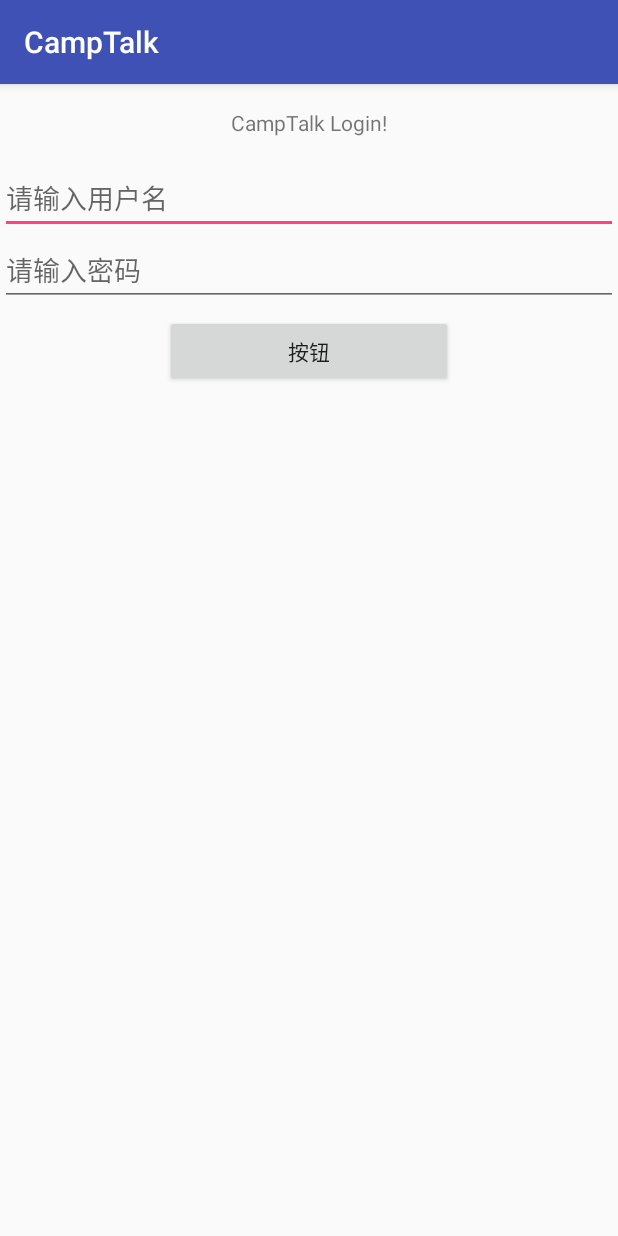
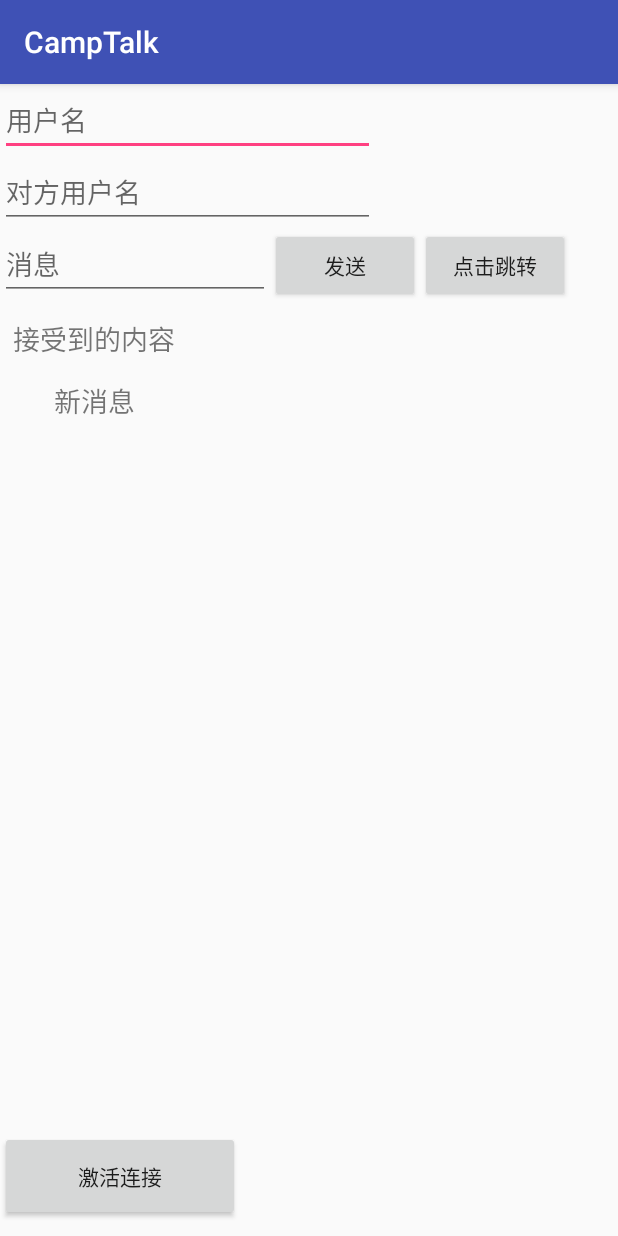
Before and after one commit to likthiis/CampTalk, an Android app: the screen it shows after launch (AndroidCampTalk), on a phone screen of 412 x 824 dp. Run offline under Robolectric (Android 15) with nearby library versions, the phone set to English and light mode, and no system bars; libraries missing offline, so code that uses them is left out: de.tavendo.autobahn.

Commit message:
测试用安卓客户端，具备单聊和好友添加功能

```diff
--- a/AndroidApp/app/src/main/AndroidManifest.xml
+++ b/AndroidApp/app/src/main/AndroidManifest.xml
@@ -3,6 +3,7 @@
     package="com.example.wzf.camptalk">
 
     <application
+        android:name=".SocketAppService"
         android:allowBackup="true"
         android:icon="@mipmap/ic_launcher"
         android:label="@string/app_name"
@@ -16,7 +17,7 @@
                 <category android:name="android.intent.category.LAUNCHER" />
             </intent-filter>
         </activity>
-        <activity android:name=".ChatPageActivity"></activity>
+        <activity android:name=".TestTwoActivity"></activity>
     </application>
     <uses-permission android:name="android.permission.INTERNET"/>
     <uses-permission android:name="android.permission.WRITE_EXTERNAL_STORAGE"/>
--- a/AndroidApp/app/src/main/java/com/example/wzf/camptalk/AndroidCampTalk.java
+++ b/AndroidApp/app/src/main/java/com/example/wzf/camptalk/AndroidCampTalk.java
@@ -1,97 +1,93 @@
 package com.example.wzf.camptalk;
 
-import android.app.AlertDialog;
 import android.content.Intent;
-import android.os.Handler;
-import android.os.Message;
 import android.support.v7.app.AppCompatActivity;
 import android.os.Bundle;
+import android.util.Log;
 import android.view.View;
 import android.widget.Button;
 import android.widget.EditText;
 import android.widget.TextView;
-import android.widget.Toast;
 
-import com.example.wzf.camptalk.dto.GetModel;
-import com.example.wzf.camptalk.utility.HttpReq;
+import com.example.wzf.camptalk.model.message;
 
-import org.apache.http.message.BasicNameValuePair;
 
-import java.io.IOException;
-import java.util.ArrayList;
-import java.util.List;
+public class AndroidCampTalk extends AppCompatActivity implements View.OnClickListener {
 
-import butterknife.Bind;
-import butterknife.ButterKnife;
-
-public class AndroidCampTalk extends AppCompatActivity {
-
-    @Bind(R.id.banner)
-    TextView ctBanner;
-    @Bind(R.id.username)
-    EditText ctUsername;
-    @Bind(R.id.password)
-    EditText ctPassword;
-    @Bind(R.id.loginCommit)
-    Button ctLoginCommit;
-
-    private Thread thread;
+    private SocketAppService socketAppService;
+    private static final String TAG = "AndroidCampTalk";
+    private EditText mContent;
+    private Button mSend;
+    private TextView mText;
+    private EditText mUserName;
+    private EditText mToSb;
+    private Button bAct;
+    private Button bJumpTo2;
 
     @Override
     protected void onCreate(Bundle savedInstanceState) {
         super.onCreate(savedInstanceState);
         setContentView(R.layout.activity_android_camp_talk);
-        ButterKnife.bind(this);
-
-        ctLoginCommit.setOnClickListener(new View.OnClickListener() {
-            @Override
-            public void onClick(View v) {
-                thread = new Thread(new loginRunnable());
-                thread.start();
-            }
-        });
+        bindObject();
+        socketAppService = (SocketAppService)getApplication();
     }
 
-    Handler handler = new Handler() {
-      public void handleMessage(android.os.Message msg) {
-          GetModel model = (GetModel) msg.obj;
-          if(model.getReturnElement().getData().toString().equals("#login_success")) {
-              Toast.makeText(AndroidCampTalk.this, "登录成功！", Toast.LENGTH_SHORT).show();
-              Intent intent = new Intent();
-              intent.setClass(AndroidCampTalk.this, ChatPageActivity.class);
-              startActivity(intent);
-          }
-          else {
-              new AlertDialog.Builder(AndroidCampTalk.this)
-                      .setTitle("CampTalk")
-                      .setMessage("登录失败，请重新尝试！")
-                      .setPositiveButton("确定", null)
-                      .show();
-          }
-      };
-    };
+    private void bindObject() {
+        mContent = (EditText) findViewById(R.id.E_msg);
+        mUserName = (EditText) findViewById(R.id.E_username);
+        mToSb = (EditText) findViewById(R.id.E_tosb);
+        mSend = (Button) findViewById(R.id.B_send);
+        mText = (TextView) findViewById(R.id.T_msg);
+        bAct = (Button) findViewById(R.id.B_act);
+        bJumpTo2 = (Button) findViewById(R.id.B_jumpTo2);
+        mSend.setOnClickListener(this);
+        bAct.setOnClickListener(this);
+        bJumpTo2.setOnClickListener(this);
+    }
 
-    class loginRunnable implements Runnable {
-        @Override
-        public void run() {
-            String username = ctUsername.getText().toString();
-            String password = ctPassword.getText().toString();
+    private void sendMessage(String sender,String receiver,String msg) {
+        // 将消息放进类里面处理，并转化为JSON格式发出
+        if(socketAppService.isConnect()) {
+            message msgModel = new message();// 默认单聊
+            msgModel.setSender(sender);
+            msgModel.setReceiver(receiver);
+            msgModel.setContent(msg);
+            String comMsg = "singlechat:" + msgModel.getMessageToJson();
+            socketAppService.sendMessage(comMsg);
+        } else {
+            Log.i(TAG, "no connection!!");
+        }
+    }
 
-            List<BasicNameValuePair> list = new ArrayList<BasicNameValuePair>();
-            list.add(new BasicNameValuePair("uid",username));
-            list.add(new BasicNameValuePair("password",password));
-            try {
-                GetModel getModel = HttpReq.toPostdata(list);
-                if(getModel == null) {
-                    System.out.println("信息接收出现问题，停止服务");
-                    return;
-                }
-                Message message = handler.obtainMessage();
-                message.obj = getModel;
-                handler.sendMessage(message);
-            } catch (IOException e) {
-                e.printStackTrace();
-            }
+    @Override
+    protected void onDestroy() {
+        super.onDestroy();
+        //mConnect.disconnect();
+    }
+
+    @Override
+    public void onClick(View view) {
+        if(view == bAct) {
+            socketAppService.setEditTextForName(mUserName);
+            socketAppService.socketConnect();
+            socketAppService.getBackMessage(mText);
+        }
+        if(view == mSend) {
+            // 如果是发送键，就执行以下代码
+            Log.i(TAG, "发送信息......");
+            String sender = mUserName.getText().toString();
+            String receiver = mToSb.getText().toString();
+            String msg = mContent.getText().toString();
+
+            sendMessage(sender, receiver, msg);
+        }
+//        if(view == bFriendRequest) {
+//            // 测试好友请求
+//
+//        }
+        if(view == bJumpTo2) {
+            Intent testTwoActivity = new Intent(AndroidCampTalk.this, TestTwoActivity.class);
+            startActivity(testTwoActivity);
         }
     }
 }
--- /dev/null
+++ b/AndroidApp/app/src/main/java/com/example/wzf/camptalk/SocketAppService.java
@@ -0,0 +1,116 @@
+package com.example.wzf.camptalk;
+
+import android.app.Application;
+import android.util.Log;
+import android.widget.EditText;
+import android.widget.TextView;
+import android.widget.Toast;
+
+import de.tavendo.autobahn.WebSocketConnection;
+import de.tavendo.autobahn.WebSocketException;
+import de.tavendo.autobahn.WebSocketHandler;
+
+public class SocketAppService extends Application {
+    // 全局变量招牌：用以确认该类的存在状态
+    private String banner = "websocket全局应用";
+
+    private static final String wsurl = "ws://192.168.72.2:16233/websocket";
+    private static final String TAG = "SocketAppService";
+    private WebSocketConnection mConnect = new WebSocketConnection();
+    private String usernameForInitConnect = "test";
+
+    @Override
+    public void onCreate() {
+        super.onCreate();
+        Log.i(TAG, banner + "开始发挥作用");
+    }
+
+    // 将用户名保存在该类内
+    public void setEditTextForName(EditText editTextForName) {
+        this.usernameForInitConnect = editTextForName.getText().toString();
+    }
+
+    public void getBackMessage(TextView textView) {
+        String msg = connectPrepare.getReturnMsg();
+        textView.setText(msg);
+    }
+
+    private void sendUid(String uid) {
+        // 这里应该存在将客户端保存的uid设置成user字段的功能，这个字段起到标识符作用。
+        // 为了实验，这里将用户名的输入框绑定在user上
+        String user = "uid:" + uid;
+        if (user != null && user.length() != 0) {
+            this.sendMessage(user);
+            Log.i(TAG,"将" + user + "发出");
+        }
+        else {
+            // 这里的逻辑是不太必要的，几乎不存在在已经登录的情况下，客户端还不保留uid的情况。
+            Toast.makeText(getApplicationContext(), "uid没有保留，或者uid的输入是空的！！！", Toast.LENGTH_SHORT).show();
+        }
+    }
+
+    // 写一个继承类来使用外部类变量
+    // 按照机制，需要将uid传到该类内后再实现连接。并使用getReturnMsg函数来获取从
+    // 服务端返回的值
+    private class ConnectionClass extends WebSocketHandler {
+        private String uid;
+        private String returnMsg;
+
+        public ConnectionClass() {
+
+        }
+
+        public void setUid(String uid) {
+            this.uid = uid;
+        }
+
+        public String getReturnMsg() {
+            return returnMsg;
+        }
+
+        @Override
+        public void onOpen() {
+            Log.i(TAG, "在链接类内运行，连接至" + wsurl);
+            sendUid(uid);
+        }
+
+        // 接受消息的函数
+        @Override
+        public void onTextMessage(String payload) {
+            Log.i(TAG, payload);
+            this.returnMsg = payload;
+            //mText.setText(payload);
+            //mText.setText(payload != null ? payload : "");
+        }
+
+        @Override
+        public void onClose(int code, String reason) {
+            Log.i(TAG, "Connection lost..." + reason);
+        }
+    }
+
+    // 在外部类设立独立的链接类
+    private ConnectionClass connectPrepare = new ConnectionClass();
+
+    public void socketConnect() {
+        Log.i(TAG, "ws connect....");
+        try {
+            connectPrepare.setUid(this.usernameForInitConnect);
+            mConnect.connect(wsurl, connectPrepare);
+        } catch (WebSocketException e) {
+            e.printStackTrace();
+        }
+    }
+
+    public boolean isConnect() {
+        return mConnect.isConnected();
+    }
+
+    public void destroy() {
+        mConnect.disconnect();
+    }
+
+    public void sendMessage(String msg) {
+        mConnect.sendTextMessage(msg);
+    }
+}
--- a/AndroidApp/app/src/main/java/com/example/wzf/camptalk/dto/Msg.java
+++ b/AndroidApp/app/src/main/java/com/example/wzf/camptalk/dto/Msg.java
@@ -1,8 +1,6 @@
 package com.example.wzf.camptalk.dto;
 
 public class Msg {
-    public static final int TYPE_RECEIVED=0;
-    public static final int TYPE_SENT=1;
     private String content;
     private int type;
     public Msg(String content,int type){
--- a/AndroidApp/app/src/main/java/com/example/wzf/camptalk/utility/HttpPath.java
+++ b/AndroidApp/app/src/main/java/com/example/wzf/camptalk/utility/HttpPath.java
@@ -1,5 +1,6 @@
 package com.example.wzf.camptalk.utility;
 
+// 残余代码，留做他用
 public class HttpPath {
     private static final String IP = "http://192.168.72.2:16233/";
     public static String getUserLoginPath() {
--- a/AndroidApp/app/src/main/res/layout/activity_android_camp_talk.xml
+++ b/AndroidApp/app/src/main/res/layout/activity_android_camp_talk.xml
@@ -8,49 +8,81 @@
 
     <RelativeLayout xmlns:android="http://schemas.android.com/apk/res/android"
         xmlns:tools="http://schemas.android.com/tools"
-        android:id="@+id/RelativeLayout1"
         android:layout_width="match_parent"
-        android:layout_height="match_parent" >
+        android:layout_height="match_parent"
+        tools:layout_editor_absoluteX="16dp"
+        tools:layout_editor_absoluteY="0dp">
+
+        <EditText
+            android:id="@+id/E_username"
+            android:layout_width="250dp"
+            android:layout_height="wrap_content"
+            android:hint="用户名" />
+
+        <EditText
+            android:id="@+id/E_tosb"
+            android:layout_width="250dp"
+            android:layout_height="wrap_content"
+            android:layout_below="@+id/E_username"
+            android:hint="对方用户名" />
+
+        <LinearLayout xmlns:android="http://schemas.android.com/apk/res/android"
+            xmlns:tools="http://schemas.android.com/tools"
+            android:layout_width="match_parent"
+            android:layout_height="250dp"
+            android:layout_below="@+id/E_tosb"
+            android:orientation="horizontal">
+
+            <EditText
+                android:id="@+id/E_msg"
+                android:layout_width="180dp"
+                android:layout_height="wrap_content"
+                android:hint="消息" />
+
+
+            <Button
+                android:id="@+id/B_send"
+                android:layout_width="100dp"
+                android:layout_height="50dp"
+                android:text="发送" />
+
+            <Button
+                android:id="@+id/B_jumpTo2"
+                android:layout_width="100dp"
+                android:layout_height="50dp"
+                android:text="点击跳转" />
+
+
+
+        </LinearLayout>
 
         <TextView
-            android:id="@+id/banner"
-            android:layout_width="wrap_content"
+            android:layout_width="126dp"
             android:layout_height="wrap_content"
             android:layout_alignParentTop="true"
-            android:layout_centerHorizontal="true"
-            android:layout_marginTop="16dp"
-            android:text="CampTalk Login!"
-            app:layout_constraintBottom_toBottomOf="parent"
-            app:layout_constraintLeft_toLeftOf="parent"
-            app:layout_constraintRight_toRightOf="parent"
-            app:layout_constraintTop_toTopOf="parent" />
+            android:layout_marginTop="156dp"
+            android:gravity="center"
+            android:text="接受到的内容"
+            android:textSize="18sp" />
 
-        <EditText
-            android:id="@+id/username"
-            android:layout_width="fill_parent"
+        <TextView
+            android:id="@+id/T_msg"
+            android:layout_width="126dp"
             android:layout_height="wrap_content"
             android:layout_alignParentTop="true"
-            android:layout_marginTop="52dp"
-            android:hint="请输入用户名"/>
-
-        <EditText
-            android:id="@+id/password"
-            android:layout_width="fill_parent"
-            android:layout_height="wrap_content"
-            android:layout_below="@+id/username"
-            android:hint="请输入密码"/>
+            android:layout_marginTop="197dp"
+            android:gravity="center"
+            android:text="新消息"
+            android:textSize="18sp" />
 
         <Button
-            android:id="@+id/loginCommit"
-            android:layout_width="192dp"
-            android:layout_height="wrap_content"
-            android:layout_alignParentTop="true"
-            android:layout_centerHorizontal="true"
-            android:layout_marginTop="154dp"
-            android:text="按钮" />
+            android:id="@+id/B_act"
+            android:layout_width="160dp"
+            android:layout_height="60dp"
+            android:layout_alignParentBottom="true"
+            android:layout_marginBottom="10dp"
+            android:text="激活连接" />
 
     </RelativeLayout>
 
-
-
 </android.support.constraint.ConstraintLayout>
```
Also changed, not shown: AndroidApp/app/src/main/java/com/example/wzf/camptalk/ChatPageActivity.java (deleted, +0 -12 lines), AndroidApp/app/src/main/java/com/example/wzf/camptalk/TestTwoActivity.java (added, +54 -0 lines), AndroidApp/app/src/main/java/com/example/wzf/camptalk/dto/GetModel.java (deleted, +0 -31 lines), AndroidApp/app/src/main/java/com/example/wzf/camptalk/dto/returnElement.java (deleted, +0 -31 lines), AndroidApp/app/src/main/java/com/example/wzf/camptalk/model/friendRequest.java (added, +30 -0 lines), AndroidApp/app/src/main/java/com/example/wzf/camptalk/model/message.java (added, +43 -0 lines), AndroidApp/app/src/main/java/com/example/wzf/camptalk/utility/HttpReq.java (+18 -18 lines), AndroidApp/app/src/main/java/com/example/wzf/camptalk/utility/JsonUtil.java (+8 -8 lines), AndroidApp/app/src/main/res/layout/activity_chat_camp_talk.xml (deleted, +0 -32 lines), AndroidApp/app/src/main/res/layout/activity_two_test.xml (added, +36 -0 lines).
